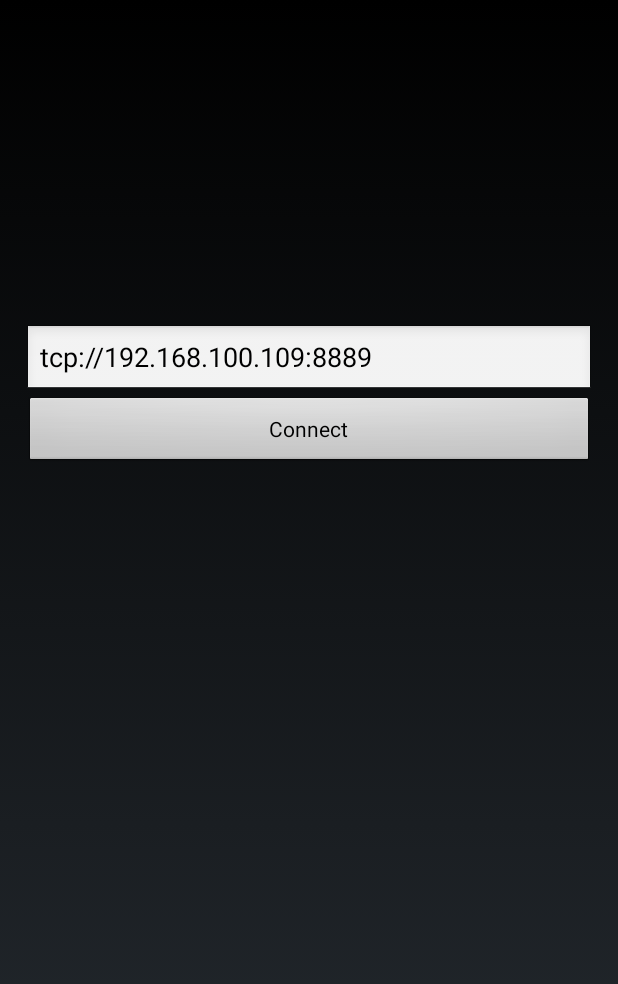
After one commit to biji-bijielectronics/mgp, an Android app: the layout ip_setting_main2.xml on its own in the app's theme, with its tools: preview values and no code run, on a phone screen of 412 x 824 dp. The commit adds this screen. Shown: the top 984 px of the screen. Run offline under Robolectric (Android 15) with nearby library versions, the phone set to English and light mode, and no system bars.

Commit message:
Added ip_settings menu. However, the menu is accessible only if a smartphone has an "options" physical button

```diff
--- a/app/src/main/res/layout/activity_main.xml
+++ b/app/src/main/res/layout/activity_main.xml
@@ -4,7 +4,8 @@
     android:layout_height="fill_parent"
     android:layout_gravity="center"
 
-    tools:context="com.bijibiji.mgp.MainActivity" >
+    tools:context="com.bijibiji.mgp.MainActivity"
+    android:clickable="true">
 
     <TextView
         android:layout_width="1dp"
@@ -12,10 +13,11 @@
         android:textAppearance="?android:attr/textAppearanceSmall"
         android:id="@+id/txtConsole"
         android:layout_gravity="center_horizontal|top" />
+
     <VideoView
         android:id="@+id/videoView"
         android:layout_width="fill_parent"
-        android:layout_height="fill_parent"
+        android:layout_height="match_parent"
         android:layout_alignParentRight="true"
         android:layout_alignParentLeft="true"
         android:layout_alignParentTop="true"
--- /dev/null
+++ b/app/src/main/res/layout/ip_setting_main2.xml
@@ -0,0 +1,28 @@
+<?xml version="1.0" encoding="utf-8"?>
+<RelativeLayout xmlns:android="http://schemas.android.com/apk/res/android"
+    xmlns:tools="http://schemas.android.com/tools"
+    android:id="@+id/ip_setting_main2"
+    android:layout_width="match_parent"
+    android:layout_height="match_parent"
+    android:paddingBottom="@dimen/activity_vertical_margin"
+    android:paddingLeft="@dimen/activity_horizontal_margin"
+    android:paddingRight="@dimen/activity_horizontal_margin"
+    android:paddingTop="@dimen/activity_vertical_margin">
+
+    <EditText
+        android:layout_width="match_parent"
+        android:layout_height="wrap_content"
+        android:inputType="textPersonName"
+        android:text="@string/ip_address"
+        android:ems="10"
+        android:id="@+id/ip_address"
+        android:layout_marginTop="200dp" />
+
+    <Button
+        android:text="@string/connect"
+        android:layout_width="match_parent"
+        android:layout_height="wrap_content"
+        android:id="@+id/connect_button"
+        android:layout_below="@+id/ip_address" />
+
+</RelativeLayout>
--- /dev/null
+++ b/app/src/main/res/values-w820dp/dimens.xml
@@ -0,0 +1,6 @@
+<resources>
+    <!-- Example customization of dimensions originally defined in res/values/dimens.xml
+         (such as screen margins) for screens with more than 820dp of available width. This
+         would include 7" and 10" devices in landscape (~960dp and ~1280dp respectively). -->
+    <dimen name="activity_horizontal_margin">64dp</dimen>
+</resources>
--- a/app/src/main/res/values/strings.xml
+++ b/app/src/main/res/values/strings.xml
@@ -4,5 +4,9 @@
     <string name="app_name">VidLoopa</string>
     <string name="action_settings">Settings</string>
     <string name="hello_world">Hello world!</string>
+    <string name="change_ip_setting">Change IP address</string>
+    <string name="change_ip_address">Change IP address</string>
+    <string name="ip_address">tcp://192.168.100.109:8889</string>
+    <string name="connect">Connect</string>
 
 </resources>
--- a/build.gradle
+++ b/build.gradle
@@ -4,7 +4,7 @@ buildscript {
         jcenter()
     }
     dependencies {
-        classpath 'com.android.tools.build:gradle:2.1.2'
+        classpath 'com.android.tools.build:gradle:2.2.2'
     }
 }
 
```
Also changed, not shown: app/build.gradle (+4 -3 lines), app/src/main/AndroidManifest.xml (+14 -2 lines), app/src/main/java/com/bijibiji/mgp/MainActivity.java (+91 -24 lines), app/src/main/res/menu/main.xml (+5 -2 lines), gradle/wrapper/gradle-wrapper.properties, 4 other files.
